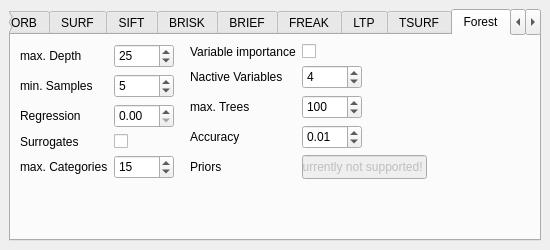
The window that src/terratrainer/ui/terra_preferences.ui (cogsys-tuebingen/csapex) describes before a commit, drawn with Qt 5.
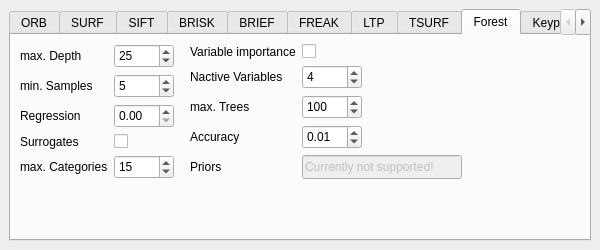
The same window after the commit. The open tabs and pages were chosen to show the change.

What changed in the file:
```diff
--- a/src/terratrainer/ui/terra_preferences.ui
+++ b/src/terratrainer/ui/terra_preferences.ui
@@ -6,19 +6,19 @@
    <rect>
     <x>0</x>
     <y>0</y>
-    <width>550</width>
+    <width>600</width>
     <height>250</height>
    </rect>
   </property>
   <property name="minimumSize">
    <size>
-    <width>550</width>
+    <width>600</width>
     <height>250</height>
    </size>
   </property>
   <property name="maximumSize">
    <size>
-    <width>640</width>
+    <width>600</width>
     <height>250</height>
    </size>
   </property>
@@ -34,7 +34,7 @@
    </property>
    <property name="maximumSize">
     <size>
-     <width>500</width>
+     <width>600</width>
      <height>250</height>
     </size>
    </property>
@@ -44,6 +44,18 @@
       <property name="enabled">
        <bool>true</bool>
       </property>
+      <property name="minimumSize">
+       <size>
+        <width>0</width>
+        <height>0</height>
+       </size>
+      </property>
+      <property name="maximumSize">
+       <size>
+        <width>600</width>
+        <height>16777215</height>
+       </size>
+      </property>
       <property name="currentIndex">
        <number>10</number>
       </property>
@@ -1097,13 +1109,13 @@
             </property>
             <property name="minimumSize">
              <size>
-              <width>125</width>
+              <width>160</width>
               <height>24</height>
              </size>
             </property>
             <property name="maximumSize">
              <size>
-              <width>125</width>
+              <width>160</width>
               <height>24</height>
              </size>
             </property>
```
Left out of the diff: 2 changed lines with no effect on the pictures.
